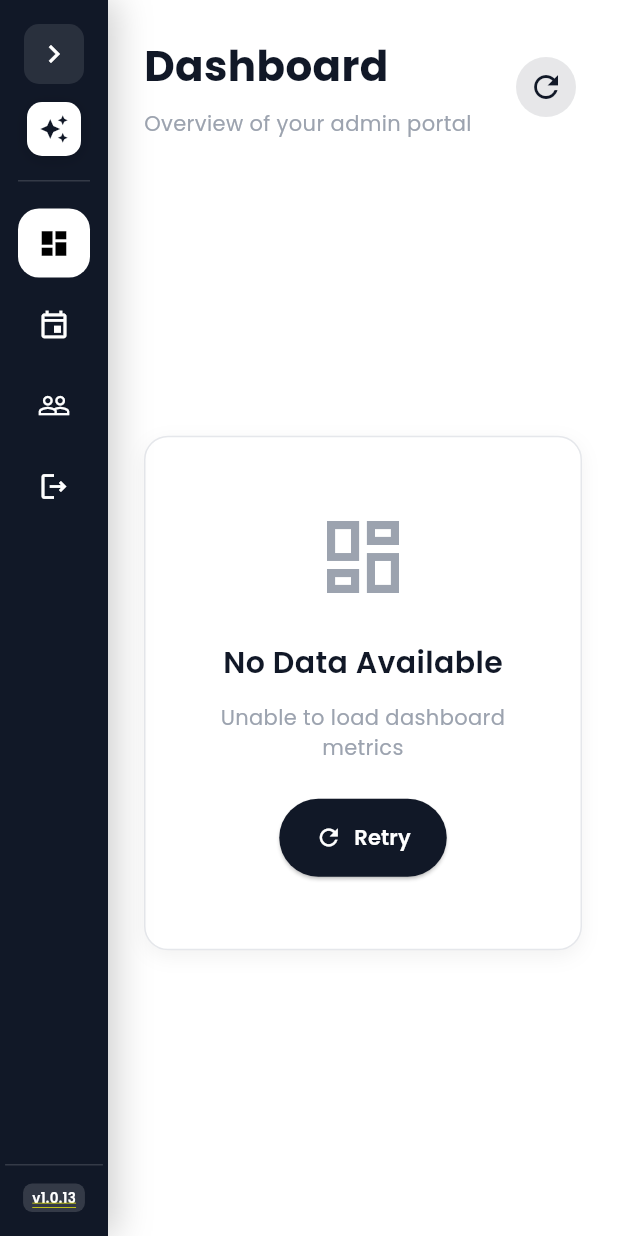
After one commit to MilenkoTrifkovic/Trax_admin_portal, a Flutter app: the DashboardPage screen opened by its route, after a tap on the "refresh" icon, on a phone screen of 412 x 824 dp. The commit adds this screen. Run offline on Flutter 3.47's test engine with Material 3 defaults, Android fonts, the phone set to English and light mode, and no system bars; our stand-ins replace cloud_firestore, cloud_functions, csv, dropdown_search, easy_localization, file_picker and 18 more; missing offline and left inert: dart:html, excel, firebase_ui_auth, map_location_picker, money2, nominatim_geocoding and 1 more; accounts and stored records are empty; statements that could not run were skipped.

Commit message:
Add dashboard to admin portal

```diff
--- /dev/null
+++ b/lib/features/super_admin/dashboard/controllers/dashboard_controller.dart
@@ -0,0 +1,53 @@
+import 'package:get/get.dart';
+import 'package:trax_admin_portal/services/dashboard_services.dart';
+
+/// Controller for managing dashboard state and data
+class DashboardController extends GetxController {
+  final DashboardServices _dashboardServices = DashboardServices();
+
+  // Observable states
+  final RxBool isLoading = false.obs;
+
+  // Metrics
+  final RxInt guestsCount = 0.obs;
+  final RxInt eventsCount = 0.obs;
+  final RxInt organisationsCount = 0.obs;
+  final RxInt salesPeopleCount = 0.obs;
+
+  @override
+  void onInit() {
+    super.onInit();
+    _loadDashboardData();
+  }
+
+  /// Load dashboard data on initialization
+  Future<void> _loadDashboardData() async {
+    try {
+      isLoading.value = true;
+
+      // Fetch all metrics
+      final metrics = await _dashboardServices.getAllMetrics();
+
+      // Update observable values
+      guestsCount.value = metrics['guests'] ?? 0;
+      eventsCount.value = metrics['events'] ?? 0;
+      organisationsCount.value = metrics['organisations'] ?? 0;
+      salesPeopleCount.value = metrics['salesPeople'] ?? 0;
+
+    } catch (e) {
+      print('Error loading dashboard data: $e');
+      Get.snackbar(
+        'Error',
+        'Failed to load dashboard data',
+        snackPosition: SnackPosition.BOTTOM,
+      );
+    } finally {
+      isLoading.value = false;
+    }
+  }
+
+  /// Refresh dashboard data
+  Future<void> refreshDashboard() async {
+    await _loadDashboardData();
+  }
+}
--- /dev/null
+++ b/lib/features/super_admin/dashboard/view/dashboard_page.dart
@@ -0,0 +1,178 @@
+import 'package:flutter/material.dart';
+import 'package:get/get.dart';
+import 'package:google_fonts/google_fonts.dart';
+import 'package:trax_admin_portal/features/super_admin/dashboard/controllers/dashboard_controller.dart';
+import 'package:trax_admin_portal/features/super_admin/dashboard/widgets/dashboard_empty_state.dart';
+import 'package:trax_admin_portal/features/super_admin/dashboard/widgets/metric_card.dart';
+import 'package:trax_admin_portal/helper/screen_size.dart';
+import 'package:trax_admin_portal/theme/app_colors.dart';
+
+/// Main dashboard page for super admin
+class DashboardPage extends StatelessWidget {
+  DashboardPage({super.key});
+
+  final DashboardController controller = Get.put(DashboardController());
+
+  @override
+  Widget build(BuildContext context) {
+    return Scaffold(
+      body: Padding(
+        padding: const EdgeInsets.all(24.0),
+        child: Column(
+          crossAxisAlignment: CrossAxisAlignment.start,
+          children: [
+            // Page Header
+            _buildHeader(),
+
+            const SizedBox(height: 32),
+
+            // Dashboard Content
+            Expanded(
+              child: Obx(() {
+                // Show loading indicator when loading and no data
+                if (controller.isLoading.value && _hasNoData()) {
+                  return const Center(
+                    child: CircularProgressIndicator(),
+                  );
+                }
+
+                // Show empty state when not loading and no data
+                if (!controller.isLoading.value && _hasNoData()) {
+                  return DashboardEmptyState(
+                    onRefresh: controller.refreshDashboard,
+                  );
+                }
+
+                // Show dashboard content
+                return _buildDashboardContent(context);
+              }),
+            ),
+          ],
+        ),
+      ),
+    );
+  }
+
+  /// Check if all metrics are zero
+  bool _hasNoData() {
+    return controller.guestsCount.value == 0 &&
+        controller.eventsCount.value == 0 &&
+        controller.organisationsCount.value == 0 &&
+        controller.salesPeopleCount.value == 0;
+  }
+
+  /// Build page header
+  Widget _buildHeader() {
+    return Row(
+      mainAxisAlignment: MainAxisAlignment.spaceBetween,
+      children: [
+        Column(
+          crossAxisAlignment: CrossAxisAlignment.start,
+          children: [
+            Text(
+              'Dashboard',
+              style: GoogleFonts.poppins(
+                fontSize: 28,
+                fontWeight: FontWeight.bold,
+                color: const Color(0xFF111827),
+              ),
+            ),
+            const SizedBox(height: 8),
+            Text(
+              'Overview of your admin portal',
+              style: GoogleFonts.poppins(
+                fontSize: 14,
+                color: AppColors.textMuted,
+              ),
+            ),
+          ],
+        ),
+        // Refresh Button
+        Obx(() => IconButton(
+          onPressed: controller.isLoading.value
+              ? null
+              : controller.refreshDashboard,
+          icon: const Icon(Icons.refresh),
+          tooltip: 'Refresh Dashboard',
+          style: IconButton.styleFrom(
+            backgroundColor: AppColors.primary.withOpacity(0.1),
+            foregroundColor: AppColors.primary,
+          ),
+        )),
+      ],
+    );
+  }
+
+  /// Build dashboard content with responsive grid
+  Widget _buildDashboardContent(BuildContext context) {
+    final isMobile = ScreenSize.isPhone(context);
+    final crossAxisCount = isMobile ? 1 : 4;
+    final childAspectRatio = isMobile ? 1.5 : 1.2;
+
+    return SingleChildScrollView(
+      child: Column(
+        crossAxisAlignment: CrossAxisAlignment.start,
+        children: [
+          // Metrics Section
+          Text(
+            'Key Metrics',
+            style: GoogleFonts.poppins(
+              fontSize: 18,
+              fontWeight: FontWeight.w600,
+              color: const Color(0xFF111827),
+            ),
+          ),
+
+          const SizedBox(height: 16),
+
+          // Metrics Grid
+          Obx(() => GridView.count(
+            shrinkWrap: true,
+            physics: const NeverScrollableScrollPhysics(),
+            crossAxisCount: crossAxisCount,
+            crossAxisSpacing: 16,
+            mainAxisSpacing: 16,
+            childAspectRatio: childAspectRatio,
+            children: [
+              // Guests Card
+              MetricCard(
+                icon: Icons.people_outline,
+                label: 'Total Guests',
+                value: controller.guestsCount.value,
+                iconColor: const Color(0xFF2563EB),
+                isLoading: controller.isLoading.value,
+              ),
+
+              // Events Card
+              MetricCard(
+                icon: Icons.event_outlined,
+                label: 'Total Events',
+                value: controller.eventsCount.value,
+                iconColor: const Color(0xFF10B981),
+                isLoading: controller.isLoading.value,
+              ),
+
+              // Organisations Card
+              MetricCard(
+                icon: Icons.business_outlined,
+                label: 'Total Organisations',
+                value: controller.organisationsCount.value,
+                iconColor: const Color(0xFFF59E0B),
+                isLoading: controller.isLoading.value,
+              ),
+
+              // Sales People Card
+              MetricCard(
+                icon: Icons.badge_outlined,
+                label: 'Total Sales People',
+                value: controller.salesPeopleCount.value,
+                iconColor: const Color(0xFF8B5CF6),
+                isLoading: controller.isLoading.value,
+              ),
+            ],
+          )),
+        ],
+      ),
+    );
+  }
+}
--- /dev/null
+++ b/lib/features/super_admin/dashboard/widgets/dashboard_empty_state.dart
@@ -0,0 +1,76 @@
+import 'package:flutter/material.dart';
+import 'package:google_fonts/google_fonts.dart';
+import 'package:trax_admin_portal/theme/app_colors.dart';
+
+/// Empty state widget shown when no metrics are available
+class DashboardEmptyState extends StatelessWidget {
+  final VoidCallback onRefresh;
+
+  const DashboardEmptyState({
+    super.key,
+    required this.onRefresh,
+  });
+
+  @override
+  Widget build(BuildContext context) {
+    return Center(
+      child: Container(
+        padding: const EdgeInsets.all(48),
+        decoration: BoxDecoration(
+          color: Colors.white,
+          borderRadius: BorderRadius.circular(16),
+          border: Border.all(color: const Color(0xFFE5E7EB)),
+          boxShadow: [
+            BoxShadow(
+              color: Colors.black.withOpacity(0.05),
+              blurRadius: 10,
+              offset: const Offset(0, 4),
+            ),
+          ],
+        ),
+        child: Column(
+          mainAxisSize: MainAxisSize.min,
+          children: [
+            Icon(
+              Icons.dashboard_outlined,
+              size: 64,
+              color: AppColors.textMuted,
+            ),
+            const SizedBox(height: 24),
+            Text(
+              'No Data Available',
+              style: GoogleFonts.poppins(
+                fontSize: 20,
+                fontWeight: FontWeight.w600,
+                color: const Color(0xFF111827),
+              ),
+            ),
+            const SizedBox(height: 12),
+            Text(
+              'Unable to load dashboard metrics',
+              style: GoogleFonts.poppins(
+                fontSize: 14,
+                color: AppColors.textMuted,
+              ),
+              textAlign: TextAlign.center,
+            ),
+            const SizedBox(height: 24),
+            ElevatedButton.icon(
+              onPressed: onRefresh,
+              icon: const Icon(Icons.refresh),
+              label: const Text('Retry'),
+              style: ElevatedButton.styleFrom(
+                backgroundColor: AppColors.primary,
+                foregroundColor: Colors.white,
+                padding: const EdgeInsets.symmetric(
+                  horizontal: 24,
+                  vertical: 16,
+                ),
+              ),
+            ),
+          ],
+        ),
+      ),
+    );
+  }
+}
--- a/lib/features/super_admin/widgets/admin_navigation_rail_wrapper.dart
+++ b/lib/features/super_admin/widgets/admin_navigation_rail_wrapper.dart
@@ -36,22 +36,27 @@ class _AdminNavigationRailWrapperState extends State<AdminNavigationRailWrapper>
   bool _initialStateSet = false;
 
   int _selectedIndexForLocation(String location) {
-    if (location.startsWith(AppRoute.superAdminEvents.path)) return 0;
-    if (location.startsWith(AppRoute.superAdminSalesPeople.path)) return 1;
+    if (location.startsWith(AppRoute.superAdminDashboard.path)) return 0;
+    if (location.startsWith(AppRoute.superAdminEvents.path)) return 1;
+    if (location.startsWith(AppRoute.superAdminSalesPeople.path)) return 2;
     return 0;
   }
 
   Future<void> _onTap(BuildContext context, int index) async {
     switch (index) {
       case 0:
+        // Dashboard
+        pushAndRemoveAllRoute(AppRoute.superAdminDashboard, context);
+        return;
+      case 1:
         // Events
         pushAndRemoveAllRoute(AppRoute.superAdminEvents, context);
         return;
-      case 1:
+      case 2:
         // Sales People
         pushAndRemoveAllRoute(AppRoute.superAdminSalesPeople, context);
         return;
-      case 2:
+      case 3:
         // Logout
         try {
           await authController.logout();
@@ -124,6 +129,11 @@ class _AdminNavigationRailWrapperState extends State<AdminNavigationRailWrapper>
     final bool shouldBeExpanded = isPhone ? _isExpanded : _isExpanded;
 
     final items = <NavItemData>[
+      const NavItemData(
+        label: 'Dashboard',
+        icon: Icons.dashboard_outlined,
+        selectedIcon: Icons.dashboard,
+      ),
       const NavItemData(
         label: 'Events',
         icon: Icons.event_outlined,
--- /dev/null
+++ b/lib/services/dashboard_services.dart
@@ -0,0 +1,97 @@
+import 'package:cloud_firestore/cloud_firestore.dart';
+import 'package:trax_admin_portal/helper/firestore_helper.dart';
+
+/// Service for fetching dashboard metrics and statistics
+class DashboardServices {
+  final FirebaseFirestore _db = FirebaseFirestore.instance;
+
+  /// Get total count of guests
+  Future<int> getGuestsCount() async {
+    try {
+      return await retryFirestore(() async {
+        final snapshot = await _db
+            .collection('guests')
+            .where('isDisabled', isEqualTo: false)
+            .count()
+            .get();
+        return snapshot.count ?? 0;
+      });
+    } catch (e) {
+      print('Error getting guests count: $e');
+      rethrow;
+    }
+  }
+
+  /// Get total count of events
+  Future<int> getEventsCount() async {
+    try {
+      return await retryFirestore(() async {
+        final snapshot = await _db
+            .collection('events')
+            .where('isDisabled', isEqualTo: false)
+            .count()
+            .get();
+        return snapshot.count ?? 0;
+      });
+    } catch (e) {
+      print('Error getting events count: $e');
+      rethrow;
+    }
+  }
+
+  /// Get total count of organisations
+  Future<int> getOrganisationsCount() async {
+    try {
+      return await retryFirestore(() async {
+        final snapshot = await _db
+            .collection('organisations')
+            .where('isDisabled', isEqualTo: false)
+            .count()
+            .get();
+        return snapshot.count ?? 0;
+      });
+    } catch (e) {
+      print('Error getting organisations count: $e');
+      rethrow;
+    }
+  }
+
+  /// Get total count of sales people
+  Future<int> getSalesPeopleCount() async {
+    try {
+      return await retryFirestore(() async {
+        final snapshot = await _db
+            .collection('sales_people')
+            .where('isDisabled', isEqualTo: false)
+            .count()
+            .get();
+        return snapshot.count ?? 0;
+      });
+    } catch (e) {
+      print('Error getting sales people count: $e');
+      rethrow;
+    }
+  }
+
+  /// Get all dashboard metrics at once
+  Future<Map<String, int>> getAllMetrics() async {
+    try {
+      final results = await Future.wait([
+        getGuestsCount(),
+        getEventsCount(),
+        getOrganisationsCount(),
+        getSalesPeopleCount(),
+      ]);
+
+      return {
+        'guests': results[0],
+        'events': results[1],
+        'organisations': results[2],
+        'salesPeople': results[3],
+      };
+    } catch (e) {
+      print('Error getting all metrics: $e');
+      rethrow;
+    }
+  }
+}
--- a/lib/utils/navigation/app_router.dart
+++ b/lib/utils/navigation/app_router.dart
@@ -61,6 +61,7 @@ import 'package:trax_admin_portal/view/guest/widgets/guest_navigation_rail_wrapp
 import 'package:trax_admin_portal/features/super_admin/super_admin_events/view/super_admin_page.dart';
 import 'package:trax_admin_portal/features/super_admin/widgets/admin_navigation_rail_wrapper.dart';
 import 'package:trax_admin_portal/features/super_admin/sales_people_management/view/sales_people_management_page.dart';
+import 'package:trax_admin_portal/features/super_admin/dashboard/view/dashboard_page.dart';
 
 /// Router setup for the Traxx application.
 /// Currently implementing basic navigation structure with go_router.
@@ -96,8 +97,8 @@ GoRouter buildRouter() {
 
               // Check user role and redirect accordingly
               if (authController.isSuperAdmin) {
-                print('Router: Redirecting super admin to super admin events');
-                pushAndRemoveAllRoute(AppRoute.superAdminEvents, context);
+                print('Router: Redirecting super admin to dashboard');
+                pushAndRemoveAllRoute(AppRoute.superAdminDashboard, context);
               } else if (authController.isRegularHost) {
                 print('Router: Redirecting regular host to host events');
                 pushAndRemoveAllRoute(AppRoute.hostEvents, context);
@@ -501,6 +502,10 @@ GoRouter buildRouter() {
           });
         },
         routes: [
+          GoRoute(
+            path: AppRoute.superAdminDashboard.path,
+            builder: (context, state) => DashboardPage(),
+          ),
           GoRoute(
             path: AppRoute.superAdminEvents.path,
             builder: (context, state) => const SuperAdminPage(),
--- a/lib/utils/navigation/app_routes.dart
+++ b/lib/utils/navigation/app_routes.dart
@@ -15,6 +15,7 @@ enum AppRoute {
 
   // Super Admin routes
   superAdmin('/super-admin'),
+  superAdminDashboard('/super-admin-dashboard'),
   superAdminEvents('/super-admin-events'),
   superAdminEventDetails('/super-admin-event-details/:eventId', 'eventId'),
   superAdminSalesPeople('/super-admin-sales-people'),
```
Also changed, not shown: lib/features/super_admin/dashboard/widgets/metric_card.dart (added, +90 -0 lines), firebase.json.
